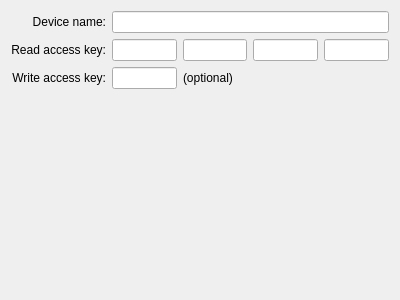
Old version of the form kandas/adddialog.ui in the repository drewbug/kandas.
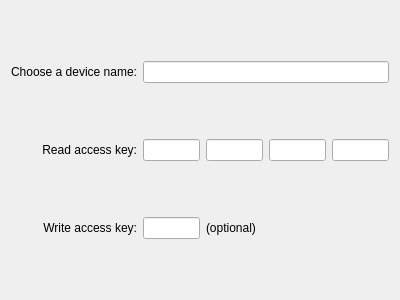
New version of the form.

Commit message: Add a dialog to add devices in KaNDAS.

```diff
--- a/kandas/adddialog.ui
+++ b/kandas/adddialog.ui
@@ -16,7 +16,7 @@
    <item row="0" column="0" >
     <widget class="QLabel" name="NameLabel" >
      <property name="text" >
-      <string>Device name:</string>
+      <string>Choose a device name:</string>
      </property>
      <property name="alignment" >
       <set>Qt::AlignRight|Qt::AlignTrailing|Qt::AlignVCenter</set>
@@ -46,20 +46,11 @@
     <widget class="QLineEdit" name="ReadKeyEdit3" />
    </item>
    <item row="1" column="4" >
-    <widget class="QLineEdit" name="ReadKeyEdit4" />
-   </item>
-   <item row="3" column="0" >
-    <spacer name="verticalSpacer" >
-     <property name="orientation" >
-      <enum>Qt::Vertical</enum>
+    <widget class="QLineEdit" name="readKeyWidget4" >
+     <property name="maxLength" >
+      <number>5</number>
      </property>
-     <property name="sizeHint" stdset="0" >
-      <size>
-       <width>20</width>
-       <height>40</height>
-      </size>
-     </property>
-    </spacer>
+    </widget>
    </item>
    <item row="2" column="1" >
     <widget class="QLineEdit" name="WriteKeyEdit" />
```
Left out of the diff: 34 changed lines with no effect on the pictures. The commit also changes 8 other files.
